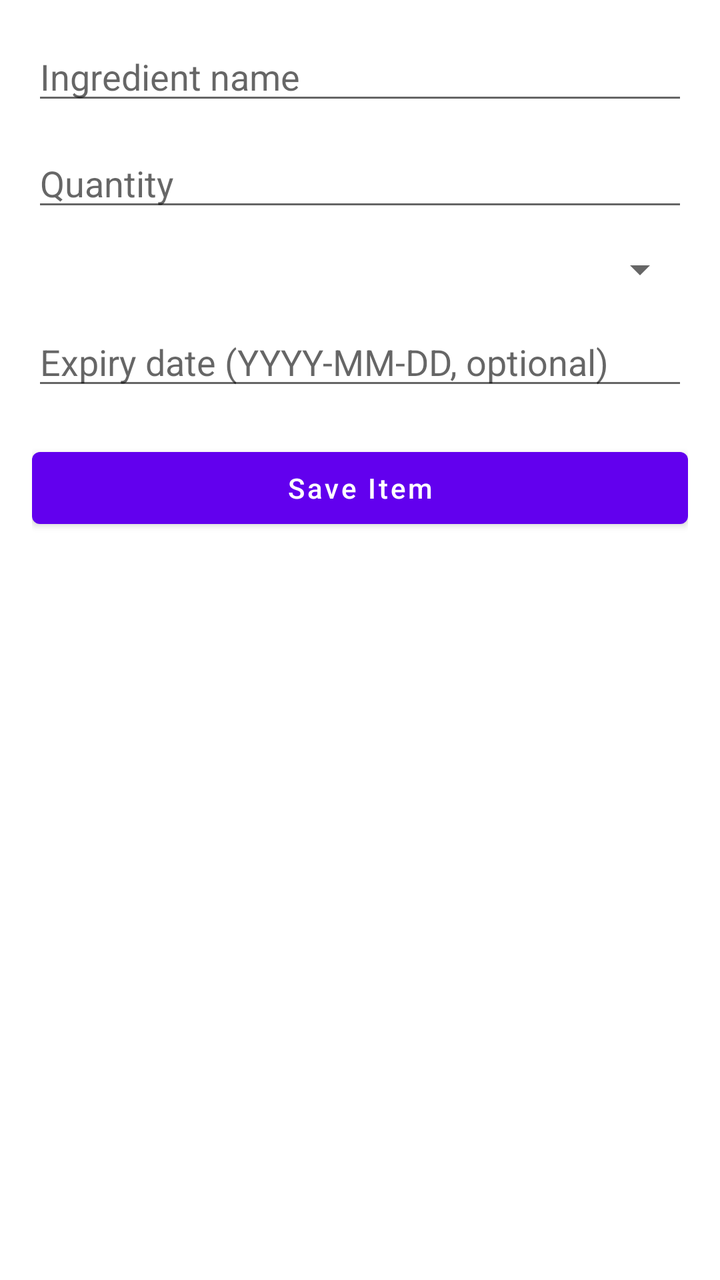
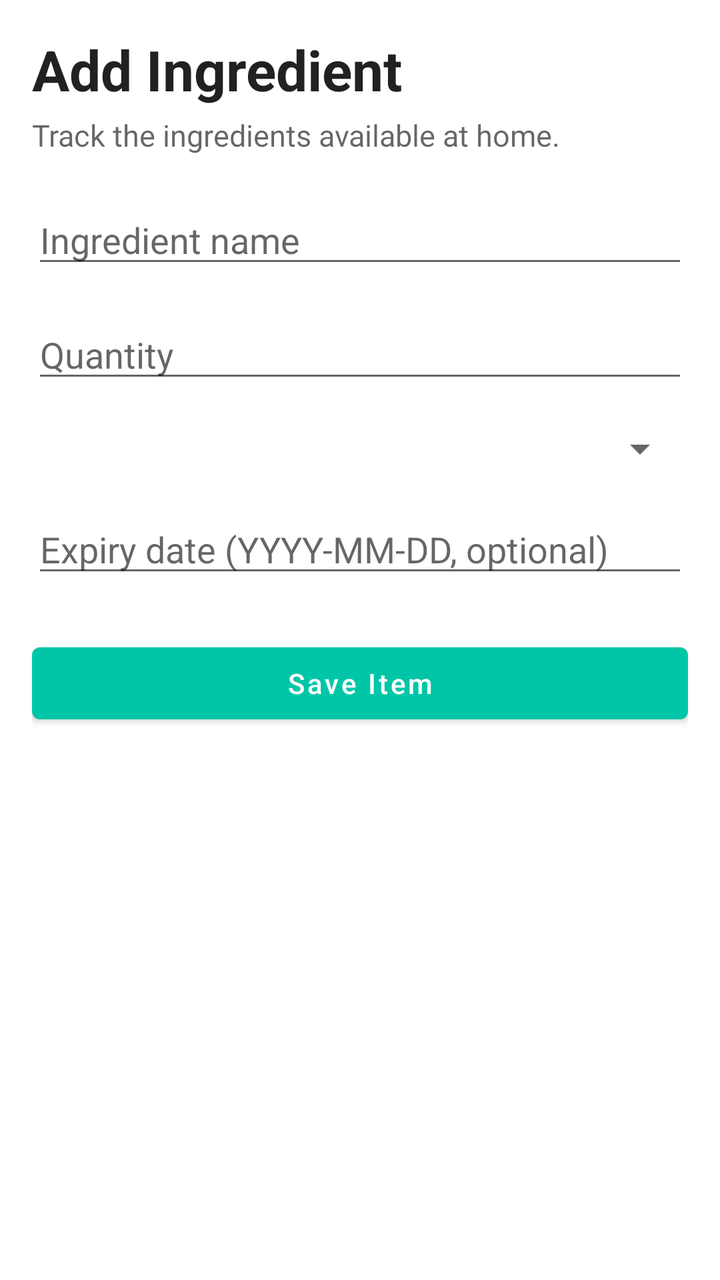

Before-and-after screenshots of an Android layout around one commit, followed by the original layout XML and the change that was made.
<!-- AndroidManifest.xml: application theme Theme.SmartPantryManager -->
<!-- res/layout/activity_item_form.xml -->
<?xml version="1.0" encoding="utf-8"?>
<ScrollView
        xmlns:android="http://schemas.android.com/apk/res/android"
        android:layout_width="match_parent"
        android:layout_height="match_parent"
        android:fillViewport="true">

    
    <LinearLayout
            android:layout_width="match_parent"
            android:layout_height="wrap_content"
            android:orientation="vertical"
            android:padding="16dp">

        
        <EditText
                android:id="@+id/inputName"
                android:layout_width="match_parent"
                android:layout_height="wrap_content"
                android:hint="@string/ingredient_name"
                android:inputType="textCapWords"
                android:maxLength="60"
                android:singleLine="true" />

        
        <EditText
                android:id="@+id/inputQuantity"
                android:layout_width="match_parent"
                android:layout_height="wrap_content"
                android:layout_marginTop="12dp"
                android:hint="@string/quantity"
                android:inputType="numberDecimal"
                android:singleLine="true" />

        
        <Spinner
                android:id="@+id/spinnerUnit"
                android:layout_width="match_parent"
                android:layout_height="wrap_content"
                android:layout_marginTop="12dp" />

        
        <EditText
                android:id="@+id/inputExpiry"
                android:layout_width="match_parent"
                android:layout_height="wrap_content"
                android:layout_marginTop="12dp"
                android:hint="@string/expiry_hint"
                android:inputType="date"
                android:singleLine="true" />

        
        <Button
                android:id="@+id/btnSave"
                android:layout_width="match_parent"
                android:layout_height="wrap_content"
                android:layout_marginTop="20dp"
                android:text="@string/save_item"
                android:textAllCaps="false" />

    </LinearLayout>

</ScrollView>
<!-- resources referenced by this layout -->
<resources>
  <string name="expiry_hint">Expiry date (YYYY-MM-DD, optional)</string>
  <string name="ingredient_name">Ingredient name</string>
  <string name="quantity">Quantity</string>
  <string name="save_item">Save Item</string>
  <style name="Theme.SmartPantryManager" parent="Theme.MaterialComponents.DayNight.DarkActionBar">
  
          
          <item name="colorPrimary">@color/purple_500</item>
          <item name="colorPrimaryVariant">@color/purple_700</item>
          <item name="colorOnPrimary">@color/white</item>
  
          
          <item name="colorSecondary">@color/teal_200</item>
          <item name="colorSecondaryVariant">@color/teal_700</item>
          <item name="colorOnSecondary">@color/black</item>
  
          
          <item name="android:statusBarColor">
              ?attr/colorPrimaryVariant
          </item>
  
          
          <item name="android:navigationBarColor">
              @color/white
          </item>
  
          <item name="android:windowLightNavigationBar">
              true
          </item>
  
      </style>
  <color name="purple_500">#FF6200EE</color>
  <color name="purple_700">#FF3700B3</color>
  <color name="white">#FFFFFFFF</color>
  <color name="teal_200">#FF03DAC5</color>
  <color name="teal_700">#FF018786</color>
  <color name="black">#FF000000</color>
</resources>

<!-- the commit's change to res/layout/activity_item_form.xml (unified diff, before → after) -->
@@ -13,11 +13,31 @@
             android:padding="16dp">
 
         
+        <TextView
+                android:layout_width="match_parent"
+                android:layout_height="wrap_content"
+                android:text="@string/add_ingredient"
+                android:textColor="?android:attr/textColorPrimary"
+                android:textSize="28sp"
+                android:textStyle="bold" />
+
+        
+        <TextView
+                android:layout_width="match_parent"
+                android:layout_height="wrap_content"
+                android:layout_marginTop="4dp"
+                android:text="@string/pantry_subtitle"
+                android:textColor="?android:attr/textColorSecondary"
+                android:textSize="15sp" />
+
+        
         <EditText
                 android:id="@+id/inputName"
                 android:layout_width="match_parent"
                 android:layout_height="wrap_content"
+                android:layout_marginTop="20dp"
                 android:hint="@string/ingredient_name"
+                android:importantForAutofill="no"
                 android:inputType="textCapWords"
                 android:maxLength="60"
                 android:singleLine="true" />
@@ -27,8 +47,9 @@
                 android:id="@+id/inputQuantity"
                 android:layout_width="match_parent"
                 android:layout_height="wrap_content"
-                android:layout_marginTop="12dp"
+                android:layout_marginTop="16dp"
                 android:hint="@string/quantity"
+                android:importantForAutofill="no"
                 android:inputType="numberDecimal"
                 android:singleLine="true" />
 
@@ -37,15 +58,16 @@
                 android:id="@+id/spinnerUnit"
                 android:layout_width="match_parent"
                 android:layout_height="wrap_content"
-                android:layout_marginTop="12dp" />
+                android:layout_marginTop="16dp" />
 
         
         <EditText
                 android:id="@+id/inputExpiry"
                 android:layout_width="match_parent"
                 android:layout_height="wrap_content"
-                android:layout_marginTop="12dp"
+                android:layout_marginTop="16dp"
                 android:hint="@string/expiry_hint"
+                android:importantForAutofill="no"
                 android:inputType="date"
                 android:singleLine="true" />
 
@@ -54,7 +76,7 @@
                 android:id="@+id/btnSave"
                 android:layout_width="match_parent"
                 android:layout_height="wrap_content"
-                android:layout_marginTop="20dp"
+                android:layout_marginTop="24dp"
                 android:text="@string/save_item"
                 android:textAllCaps="false" />
 
<!-- resource entries referenced after the edit -->
@@ -1,41 +1,26 @@
 <!-- resources referenced by this layout -->
 <resources>
+  <string name="add_ingredient">Add Ingredient</string>
   <string name="expiry_hint">Expiry date (YYYY-MM-DD, optional)</string>
   <string name="ingredient_name">Ingredient name</string>
+  <string name="pantry_subtitle">Track the ingredients available at home.</string>
   <string name="quantity">Quantity</string>
   <string name="save_item">Save Item</string>
   <style name="Theme.SmartPantryManager" parent="Theme.MaterialComponents.DayNight.DarkActionBar">
   
-          
-          <item name="colorPrimary">@color/purple_500</item>
-          <item name="colorPrimaryVariant">@color/purple_700</item>
+          <item name="colorPrimary">@color/primary_neon</item>
+          <item name="colorPrimaryVariant">@color/secondary_neon</item>
+          <item name="colorSecondary">@color/accent_purple</item>
+  
           <item name="colorOnPrimary">@color/white</item>
+          <item name="colorOnSecondary">@color/white</item>
   
-          
-          <item name="colorSecondary">@color/teal_200</item>
-          <item name="colorSecondaryVariant">@color/teal_700</item>
-          <item name="colorOnSecondary">@color/black</item>
-  
-          
-          <item name="android:statusBarColor">
-              ?attr/colorPrimaryVariant
-          </item>
-  
-          
-          <item name="android:navigationBarColor">
-              @color/white
-          </item>
-  
-          <item name="android:windowLightNavigationBar">
-              true
-          </item>
+          <item name="android:statusBarColor">@color/primary_neon</item>
   
       </style>
-  <color name="purple_500">#FF6200EE</color>
-  <color name="purple_700">#FF3700B3</color>
-  <color name="white">#FFFFFFFF</color>
-  <color name="teal_200">#FF03DAC5</color>
-  <color name="teal_700">#FF018786</color>
-  <color name="black">#FF000000</color>
+  <color name="primary_neon">#00C6A7</color>
+  <color name="secondary_neon">#4DA8FF</color>
+  <color name="accent_purple">#8B5CF6</color>
+  <color name="white">#FFFFFF</color>
 </resources>
 
